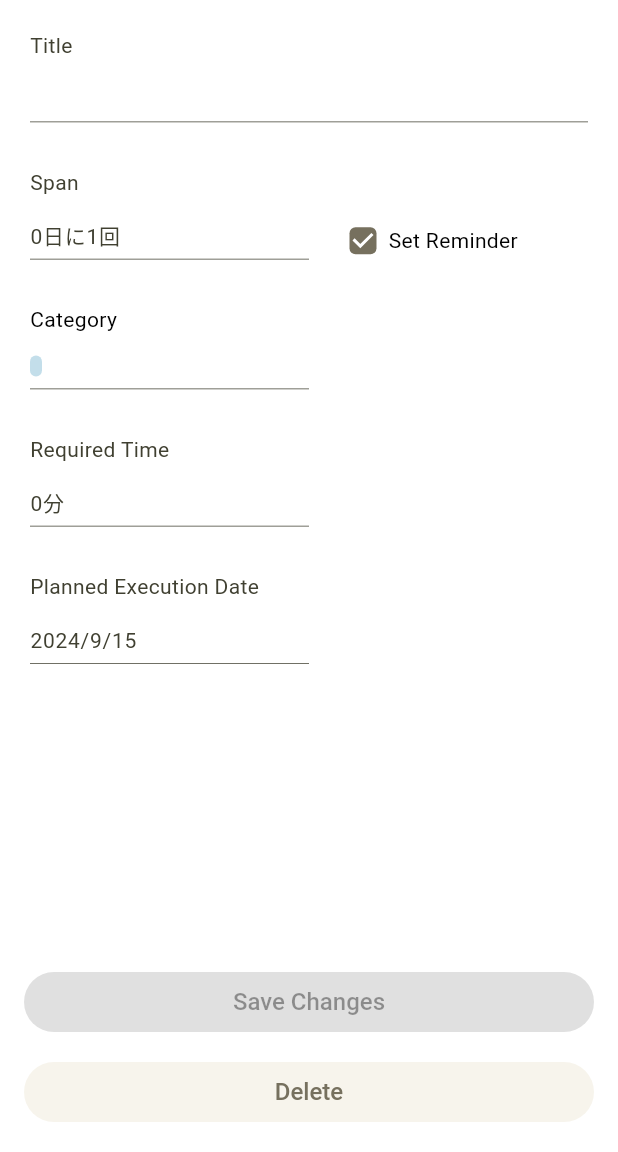
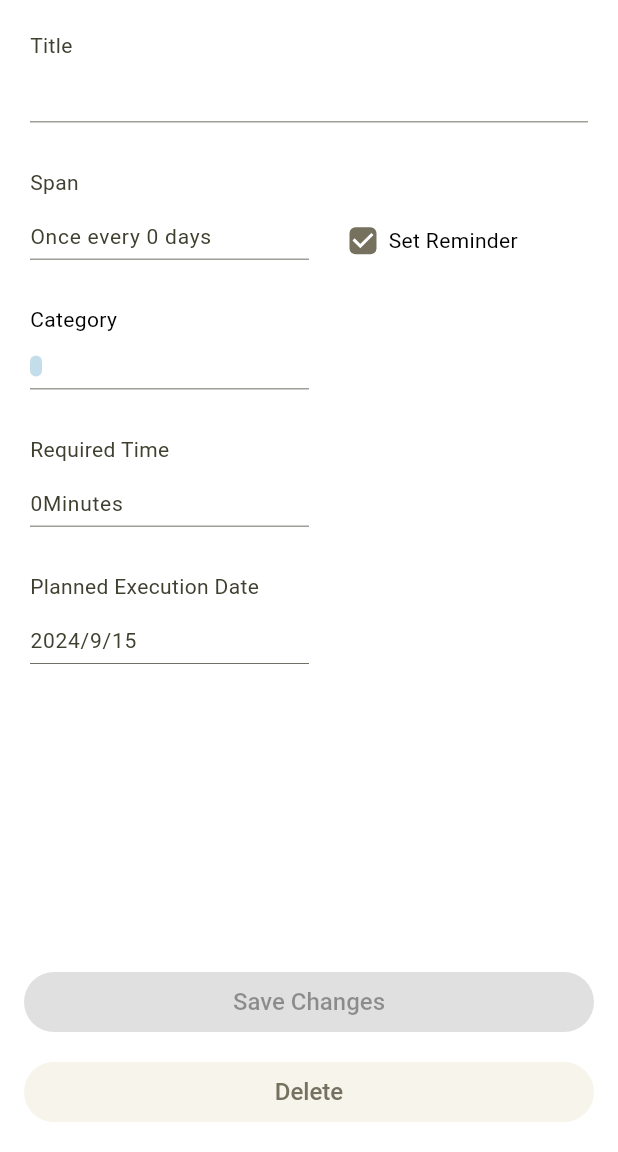
Before and after one commit to Murasya/yurudo, a Flutter app: the TaskDetailPage screen opened directly with empty values, on a phone screen of 412 x 824 dp, the part 84-1236 px from its top. Run offline on Flutter 3.47's test engine with Material 3 defaults, Android fonts, the phone set to English and light mode, and no system bars; our stand-ins replace firebase_analytics, firebase_auth, firebase_core, firebase_crashlytics, firebase_storage, flutter_local_notifications and 10 more; missing offline and left inert: flutter_email_sender; accounts and stored records are empty; generated files the repository leaves out were written again.

Commit message:
スパン部分 #145

```diff
--- a/lib/core/design/app_text_field.dart
+++ b/lib/core/design/app_text_field.dart
@@ -29,24 +29,24 @@ class AppTextField extends StatelessWidget {
     return Column(
       crossAxisAlignment: CrossAxisAlignment.start,
       children: [
-        Row(
+        Wrap(
           children: [
-            Text(
+            Padding(
+              padding: const EdgeInsets.only(right: 8.0),
+              child: Text(
                 label,
                 style: const TextStyle(
                   color: AppColor.fontColor,
                   fontSize: 14,
                 ),
               ),
+            ),
             if (isRequired)
-              Padding(
-                padding: const EdgeInsets.only(left: 8.0),
-                child: Text(
+              Text(
                 context.l10n.required,
                 style: const TextStyle(
                   color: AppColor.emphasis,
                   fontSize: 12,
-                  ),
                 ),
               )
           ],
--- a/lib/core/services/notification_service.dart
+++ b/lib/core/services/notification_service.dart
@@ -136,7 +136,7 @@ class NotificationService {
       String message = '';
       for (var j = 0; j < min(3, tomorrowTodo.length); j++) {
         message +=
-            '${tomorrowTodo[j].name} [${tomorrowTodo[j].time.toTimeString()}]\n';
+            '${tomorrowTodo[j].name} [${tomorrowTodo[j].time.toTimeString(context)}]\n';
       }
       registerMessage(id: i, day: tomorrow, message: message, context: context);
     }
--- a/lib/core/utils/int_ex.dart
+++ b/lib/core/utils/int_ex.dart
@@ -1,22 +1,25 @@
+import 'package:flutter/material.dart';
+import 'package:routine_app/core/utils/contextEx.dart';
+
 extension IntEx on int? {
-  String toSpanString() {
+  String toSpanString(BuildContext context) {
     if (this == null) {
       throw Exception('Span should not null');
     }
     if (this! < 7) {
-      return '$this日に1回';
+      return context.l10n.onceEveryDay(this as num);
     } else if (this! < 30) {
-      return '${this! ~/ 7}週に1回';
+      return context.l10n.onceEveryWeek(this! ~/ 7 as num);
     } else {
-      return '${this! ~/ 30}か月に1回';
+      return context.l10n.onceEveryMonth(this! ~/ 30 as num);
     }
   }
 
-  String toTimeString() {
+  String toTimeString(BuildContext context) {
     if (this == null) {
-      return '- 分';
+      return '- ${context.l10n.minute}';
     }
-    return '$this分';
+    return '$this${context.l10n.minute}';
   }
 
   int compareToEx(int? a) {
--- a/lib/feature/list/list_page.dart
+++ b/lib/feature/list/list_page.dart
@@ -273,7 +273,7 @@ class _ListPageState extends ConsumerState<ListPage> {
                 bottom: 7,
                 right: 10,
                 child: Text(
-                  '${todo.span.toSpanString()} / ${todo.time.toTimeString()}',
+                  '${todo.span.toSpanString(context)} / ${todo.time.toTimeString(context)}',
                   style: const TextStyle(
                     fontWeight: FontWeight.w400,
                     fontSize: 12,
--- a/lib/feature/newTask/new_task_page.dart
+++ b/lib/feature/newTask/new_task_page.dart
@@ -192,7 +192,7 @@ class _NewTaskPageState extends ConsumerState<NewTaskPage> {
                                         onConfirm: (number, spanType) {
                                       int span = number * spanType.term;
                                       _spanController.text =
-                                          span.toSpanString();
+                                          span.toSpanString(context);
                                       ref.read(provider.notifier).setSpan(span);
                                     });
                                   });
@@ -230,7 +230,7 @@ class _NewTaskPageState extends ConsumerState<NewTaskPage> {
                                   context: context,
                                   builder: (context) => TimeDialog(
                                         onConfirm: (time) {
-                                          _timeController.text = time.toTimeString();
+                                          _timeController.text = time.toTimeString(context);
                                   ref.read(provider.notifier).setTime(time);
                                 },
                                       ));
--- a/lib/feature/taskDetail/task_detail_page.dart
+++ b/lib/feature/taskDetail/task_detail_page.dart
@@ -53,8 +53,8 @@ class _TaskDetailPageState extends ConsumerState<TaskDetailPage> {
     provider = taskDetailPageStateProvider(widget.args.todo);
     final TaskDetailPageState state = ref.read(provider);
     _titleController = TextEditingController(text: state.title);
-    _spanController = TextEditingController(text: state.span.toSpanString());
-    _timeController = TextEditingController(text: state.time.toTimeString());
+    _spanController = TextEditingController(text: "");
+    _timeController = TextEditingController(text: "");
 
     // 次回実施日が昨日以前だった場合は今日にする
     if (state.nextDay != null) {
@@ -84,6 +84,8 @@ class _TaskDetailPageState extends ConsumerState<TaskDetailPage> {
   Widget build(BuildContext context) {
     final TaskDetailPageState state = ref.watch(provider);
     final deviceWidth = MediaQuery.of(context).size.width;
+    _spanController.text = state.span.toSpanString(context);
+    _timeController.text = state.time.toTimeString(context);
 
     return Scaffold(
       appBar: AppBar(
@@ -149,7 +151,7 @@ class _TaskDetailPageState extends ConsumerState<TaskDetailPage> {
                                     onConfirm: (number, spanType) {
                                       int span = number * spanType.term;
                                       _spanController.text =
-                                          span.toSpanString();
+                                          span.toSpanString(context);
                                       ref.read(provider.notifier).setSpan(span);
                                     },
                                   );
@@ -189,7 +191,7 @@ class _TaskDetailPageState extends ConsumerState<TaskDetailPage> {
                                 builder: (context) => TimeDialog(
                                   onConfirm: (value) {
                                     ref.read(provider.notifier).setTime(value);
-                                    _timeController.text = value.toTimeString();
+                                    _timeController.text = value.toTimeString(context);
                                   },
                                 ),
                               );
--- a/lib/l10n/app_ja.arb
+++ b/lib/l10n/app_ja.arb
@@ -154,6 +154,9 @@
 
   "setSpan": "スパンを設定してください",
   "atOnce": "に1回",
+  "onceEveryDay": "{date, plural, other {{date}日に1回}}",
+  "onceEveryWeek": "{date, plural, other {{date}週に1回}}",
+  "onceEveryMonth": "{date, plural, other {{date}か月に1回}}",
 
   "spanType": "{type, select, day{日} week{週} month{か月} other{エラー}}",
   "@spanType": {
```
Also changed, not shown: lib/feature/home/home_page.dart (+7 -2 lines), lib/feature/home/widget/time_widget.dart (+14 -13 lines), lib/l10n/app_en.arb (+28 -1 lines). Lines whose indentation alone changed are shown as unchanged.
